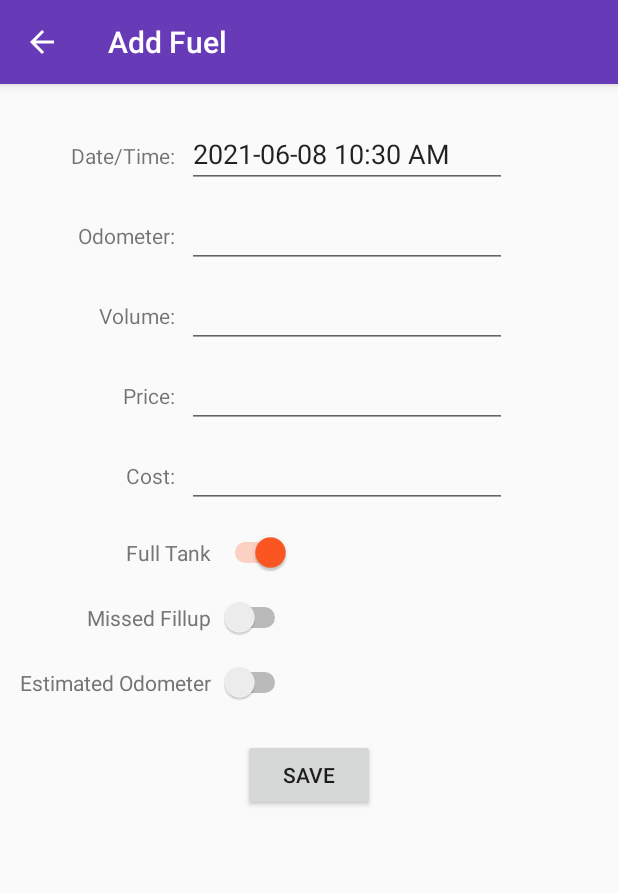
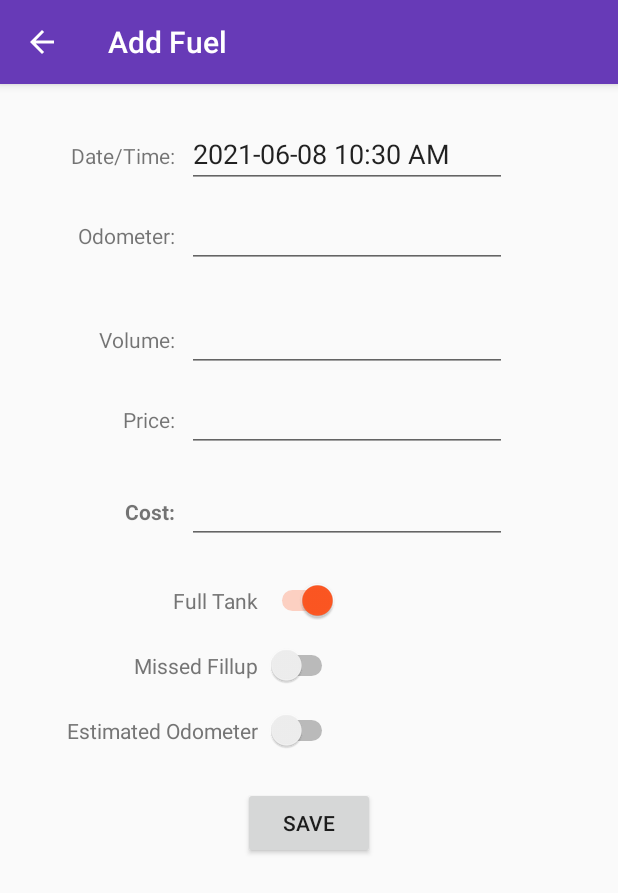
Before and after one commit to jeromeo221/CarApp, an Android app: the fragment FuelMaintainFragment placed in its activity, on a phone screen of 412 x 824 dp. Shown: the top 893 px of the screen. Run offline under Robolectric (Android 15) with nearby library versions, the phone set to English and light mode, and no system bars; libraries missing offline, so code that uses them is left out: com.auth0.android.

Commit message:
Fix fuel tolerance validation

```diff
--- a/app/build.gradle
+++ b/app/build.gradle
@@ -16,15 +16,15 @@ android {
             storePassword keystoreProperties['storePassword']
         }
     }
-    compileSdkVersion 29
+    compileSdkVersion 30
     buildToolsVersion "29.0.3"
 
     defaultConfig {
         applicationId "com.bhoodz.carapp"
         minSdkVersion 26
-        targetSdkVersion 29
+        targetSdkVersion 30
         versionCode 1
-        versionName "1.0"
+        versionName "1.1"
 
         testInstrumentationRunner "androidx.test.runner.AndroidJUnitRunner"
     }
--- a/app/src/main/java/com/bhoodz/carapp/ui/adapter/FuelAdapter.kt
+++ b/app/src/main/java/com/bhoodz/carapp/ui/adapter/FuelAdapter.kt
@@ -83,8 +83,8 @@ class FuelAdapter(private var fuelList: List<Fuel>,
             holder.tvFuelDate.text = Fuel.prepareDateToDisplay(fuel.date!!)
             holder.tvFuelOdometer.text = fuel.odometer.toString()
             with (fragment.requireContext()) {
-                holder.tvFuelPrice.text = getString(R.string.fuel_price, String.format(Locale.getDefault(), fuel.price.setScale(2, BigDecimal.ROUND_HALF_DOWN).toString()))
-                holder.tvFuelVolume.text = getString(R.string.fuel_volume, String.format(Locale.getDefault(), fuel.volume.setScale(2, BigDecimal.ROUND_HALF_DOWN).toString()))
+                holder.tvFuelPrice.text = getString(R.string.fuel_price, String.format(Locale.getDefault(), fuel.price.setScale(3, BigDecimal.ROUND_HALF_DOWN).toString()))
+                holder.tvFuelVolume.text = getString(R.string.fuel_volume, String.format(Locale.getDefault(), fuel.volume.setScale(3, BigDecimal.ROUND_HALF_DOWN).toString()))
                 holder.tvFuelCost.text = getString(R.string.fuel_cost, String.format(Locale.getDefault(), fuel.cost.setScale(2, BigDecimal.ROUND_HALF_DOWN).toString()))
                 holder.tvFuelMileage.text = if (mileage.isNotEmpty()) getString(R.string.fuel_mileage, String.format(Locale.getDefault(), mileage)) else ""
                 holder.tvFuelPriceKm.text = if (priceKm.isNotEmpty()) getString(R.string.fuel_priceKm, String.format(Locale.getDefault(), priceKm)) else ""
--- a/app/src/main/java/com/bhoodz/carapp/ui/fragment/FuelMaintainFragment.kt
+++ b/app/src/main/java/com/bhoodz/carapp/ui/fragment/FuelMaintainFragment.kt
@@ -188,8 +188,8 @@ class FuelMaintainFragment : MaintainFragment() {
         val cost = txtFuelCost.text.toString().toBigDecimal()
 
         val computedCost = volume.multiply(price)
-        val costToleranceUpper = computedCost.add(BigDecimal.valueOf(0.01))
-        val costToleranceLower = computedCost.subtract(BigDecimal.valueOf(0.01))
+        val costToleranceUpper = computedCost.add(BigDecimal.valueOf(0.03))
+        val costToleranceLower = computedCost.subtract(BigDecimal.valueOf(0.03))
         if (!MathHelper.inBetween(cost, costToleranceLower, costToleranceUpper)) {
             txtFuelCost.error = "Volume and Price computation do not match with Cost"
             return false
--- a/app/src/main/java/com/bhoodz/carapp/ui/fragment/LoginFragment.kt
+++ b/app/src/main/java/com/bhoodz/carapp/ui/fragment/LoginFragment.kt
@@ -17,15 +17,15 @@ import kotlinx.android.synthetic.main.fragment_login.*
  * create an instance of this fragment.
  */
 class LoginFragment : Fragment() {
-    private val authViewModel by lazy { ViewModelProviders.of(activity!!).get(AuthViewModel::class.java) }
+    private val authViewModel by lazy { ViewModelProviders.of(requireActivity()).get(AuthViewModel::class.java) }
 
-    override fun onCreate(savedInstanceState: Bundle?) {
-        super.onCreate(savedInstanceState)
-//        arguments?.let {
-//            param1 = it.getString(ARG_PARAM1)
-//            param2 = it.getString(ARG_PARAM2)
-//        }
-    }
+//    override fun onCreate(savedInstanceState: Bundle?) {
+//        super.onCreate(savedInstanceState)
+////        arguments?.let {
+////            param1 = it.getString(ARG_PARAM1)
+////            param2 = it.getString(ARG_PARAM2)
+////        }
+//    }
 
     override fun onCreateView(
         inflater: LayoutInflater, container: ViewGroup?,
--- a/app/src/main/java/com/bhoodz/carapp/ui/fragment/VehicleMaintainFragment.kt
+++ b/app/src/main/java/com/bhoodz/carapp/ui/fragment/VehicleMaintainFragment.kt
@@ -8,10 +8,8 @@ import android.view.ViewGroup
 import android.widget.Toast
 import androidx.appcompat.app.AppCompatActivity
 import androidx.fragment.app.Fragment
-import com.auth0.android.jwt.JWT
 import com.bhoodz.carapp.R
 import com.bhoodz.carapp.helpers.AuthHelper
-import com.bhoodz.carapp.models.TokenPayload
 import com.bhoodz.carapp.models.Vehicle
 import kotlinx.android.synthetic.main.activity_main.*
 import kotlinx.android.synthetic.main.content_main.*
--- a/app/src/main/res/layout/activity_main.xml
+++ b/app/src/main/res/layout/activity_main.xml
@@ -28,6 +28,7 @@
         android:layout_height="wrap_content"
         android:layout_gravity="bottom|end"
         android:layout_margin="@dimen/fab_margin"
-        app:srcCompat="@drawable/ic_add_white_24dp" />
+        app:srcCompat="@drawable/ic_add_white_24dp"
+        android:contentDescription="@string/action" />
 
 </androidx.coordinatorlayout.widget.CoordinatorLayout>
--- a/app/src/main/res/layout/fragment_fuel_maintain.xml
+++ b/app/src/main/res/layout/fragment_fuel_maintain.xml
@@ -23,6 +23,7 @@
         android:layout_marginEnd="8dp"
         android:labelFor="@id/txtFuelCost"
         android:text="@string/cost_colon_text"
+        android:textStyle="bold"
         app:layout_constraintBaseline_toBaselineOf="@+id/txtFuelCost"
         app:layout_constraintEnd_toStartOf="@+id/txtFuelCost" />
 
@@ -30,8 +31,7 @@
         android:id="@+id/txtFuelVolume"
         android:layout_width="wrap_content"
         android:layout_height="wrap_content"
-        android:layout_marginTop="8dp"
-        android:autofillHints=""
+        android:layout_marginTop="24dp"
         android:ems="10"
         android:importantForAutofill="no"
         android:inputType="numberDecimal"
@@ -109,7 +109,7 @@
         android:id="@+id/txtFuelCost"
         android:layout_width="wrap_content"
         android:layout_height="wrap_content"
-        android:layout_marginTop="8dp"
+        android:layout_marginTop="16dp"
         android:ems="10"
         android:importantForAutofill="no"
         android:inputType="numberDecimal"
@@ -120,7 +120,8 @@
         android:id="@+id/swFuelIsFull"
         android:layout_width="wrap_content"
         android:layout_height="wrap_content"
-        android:layout_marginTop="16dp"
+        android:layout_marginStart="32dp"
+        android:layout_marginTop="24dp"
         android:checked="true"
         android:switchPadding="5sp"
         android:text="@string/full_tank_text"
--- a/app/src/main/res/layout/fuel_item.xml
+++ b/app/src/main/res/layout/fuel_item.xml
@@ -84,7 +84,7 @@
         android:layout_marginStart="8dp"
         app:layout_constraintBaseline_toBaselineOf="@+id/lblFuelPrice"
         app:layout_constraintStart_toEndOf="@+id/lblFuelPrice"
-        tools:text="$23.54" />
+        tools:text="$23.541" />
 
     <TextView
         android:id="@+id/tvFuelVolume"
@@ -93,7 +93,7 @@
         android:layout_marginStart="8dp"
         app:layout_constraintBaseline_toBaselineOf="@+id/lblFuelVolume"
         app:layout_constraintStart_toEndOf="@+id/lblFuelVolume"
-        tools:text="50.00" />
+        tools:text="50.000" />
 
     <androidx.constraintlayout.widget.Guideline
         android:id="@+id/guideline"
--- a/app/src/main/res/values/strings.xml
+++ b/app/src/main/res/values/strings.xml
@@ -39,4 +39,5 @@
     <string name="delete_text">Delete</string>
     <string name="refresh_text">Refresh</string>
     <string name="logout_text">Logout</string>
+    <string name="action">Action</string>
 </resources>
```
Also changed, not shown: app/src/main/java/com/bhoodz/carapp/viewmodels/FuelViewModel.kt (+7 -7 lines), build.gradle (+5 -3 lines), gradle/wrapper/gradle-wrapper.properties, 3 other files.
